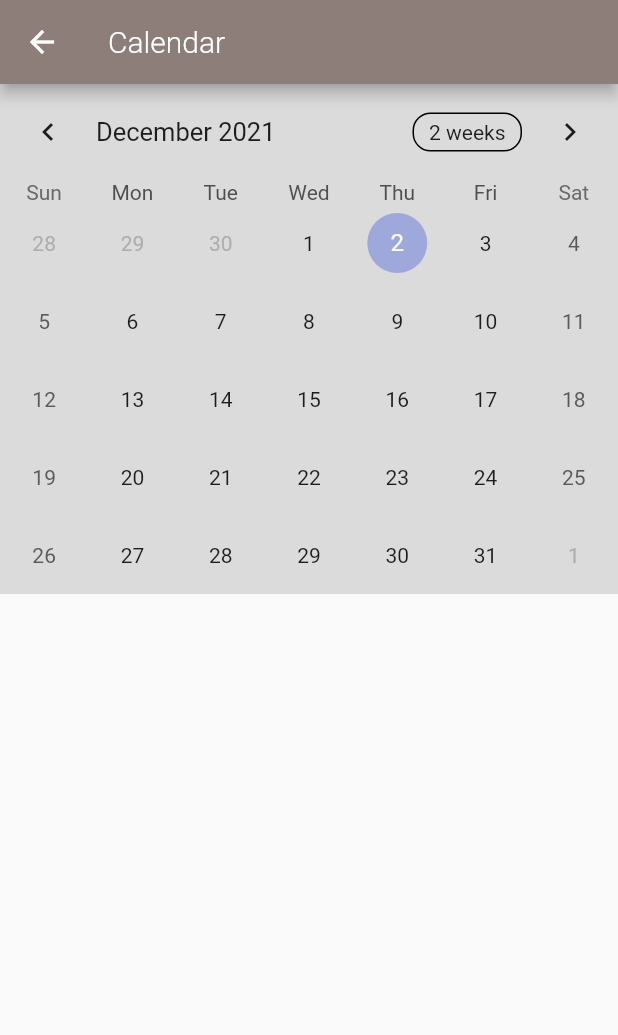
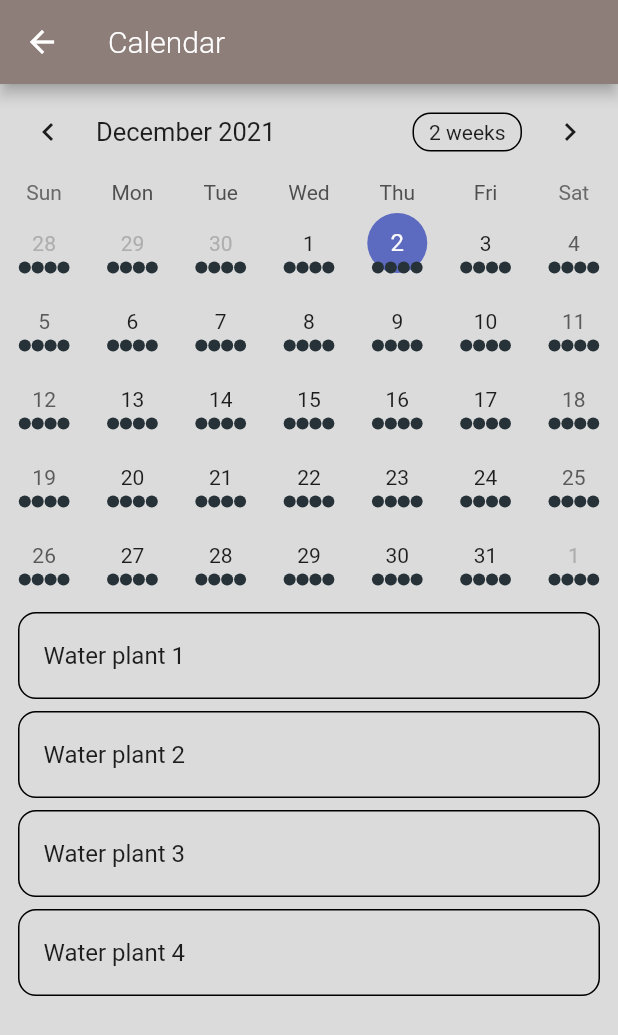
Before and after one commit to NikolaGrujic91/garden_planner_app, a Flutter app: the CalendarScreen screen opened by its route, on a phone screen of 412 x 824 dp. Shown: the top 1035 px of the screen. Run offline on Flutter 3.47's test engine with Material 2 defaults, Android fonts, the phone set to English and light mode, and no system bars; drawn by our look-alikes of table_calendar; our stand-ins replace badges, carousel_slider, flutter_svg, hive, hive_flutter, image_picker; missing offline and left inert: flutter_material_pickers; accounts and stored records are empty.

```diff
--- a/lib/screens/calendar_screen.dart
+++ b/lib/screens/calendar_screen.dart
@@ -20,6 +20,15 @@ class _CalendarScreenState extends State<CalendarScreen> {
   CalendarFormat _calendarFormat = CalendarFormat.month;
   DateTime _focusedDay = DateTime.now();
   DateTime? _selectedDay;
+  late final ValueNotifier<List<String>> _selectedEvents;
+
+  @override
+  void initState() {
+    super.initState();
+
+    _selectedDay = _focusedDay;
+    _selectedEvents = ValueNotifier(_getEventsForDay(_selectedDay!));
+  }
 
   @override
   Widget build(BuildContext context) {
@@ -30,11 +39,14 @@ class _CalendarScreenState extends State<CalendarScreen> {
       ),
       body: Container(
         color: kBackgroundColor,
-        child: TableCalendar<dynamic>(
+        child: Column(
+          children: [
+            TableCalendar<dynamic>(
               focusedDay: _focusedDay,
               firstDay: DateTime(2021),
               lastDay: DateTime(2100),
               calendarFormat: _calendarFormat,
+              eventLoader: _getEventsForDay,
               selectedDayPredicate: (day) {
                 // Use `selectedDayPredicate` to determine which day is currently
                 // selected.
@@ -51,6 +63,8 @@ class _CalendarScreenState extends State<CalendarScreen> {
                     _selectedDay = selectedDay;
                     _focusedDay = focusedDay;
                   });
+
+                  _selectedEvents.value = _getEventsForDay(selectedDay);
                 }
               },
               onFormatChanged: (format) {
@@ -66,7 +80,48 @@ class _CalendarScreenState extends State<CalendarScreen> {
                 _focusedDay = focusedDay;
               },
             ),
+            const SizedBox(height: 8),
+            Expanded(
+              child: ValueListenableBuilder<List<String>>(
+                valueListenable: _selectedEvents,
+                builder: (context, value, _) {
+                  return ListView.builder(
+                    itemCount: value.length,
+                    itemBuilder: (context, index) {
+                      return Container(
+                        margin: const EdgeInsets.symmetric(
+                          horizontal: 12.0,
+                          vertical: 4.0,
+                        ),
+                        decoration: BoxDecoration(
+                          border: Border.all(),
+                          borderRadius: BorderRadius.circular(12),
+                        ),
+                        child: ListTile(
+                          onTap: () => print(value[index]),
+                          title: Text(value[index]),
+                        ),
+                      );
+                    },
+                  );
+                },
+              ),
+            ),
+          ],
+        ),
       ),
     );
   }
+
+  List<String> _getEventsForDay(DateTime day) {
+    // Implementation example
+    //return kEvents[day] ?? [];
+    final list = [
+      'Water plant 1',
+      'Water plant 2',
+      'Water plant 3',
+      'Water plant 4',
+    ];
+    return list;
   }
+}
```
Lines whose indentation alone changed are shown as unchanged.
